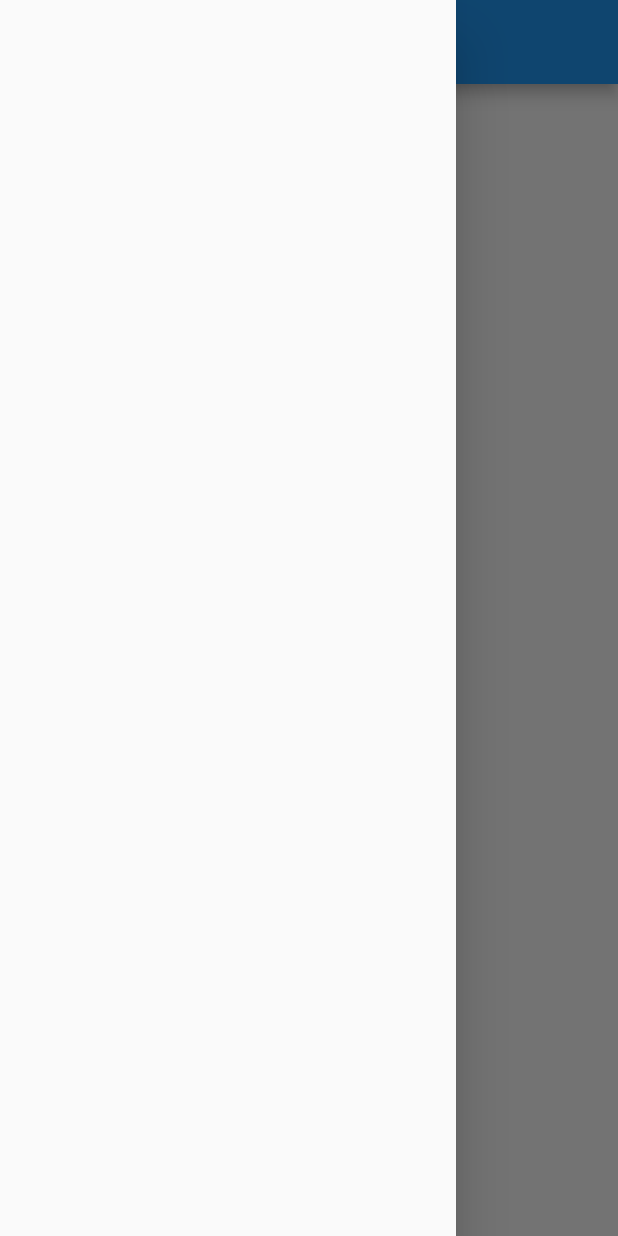
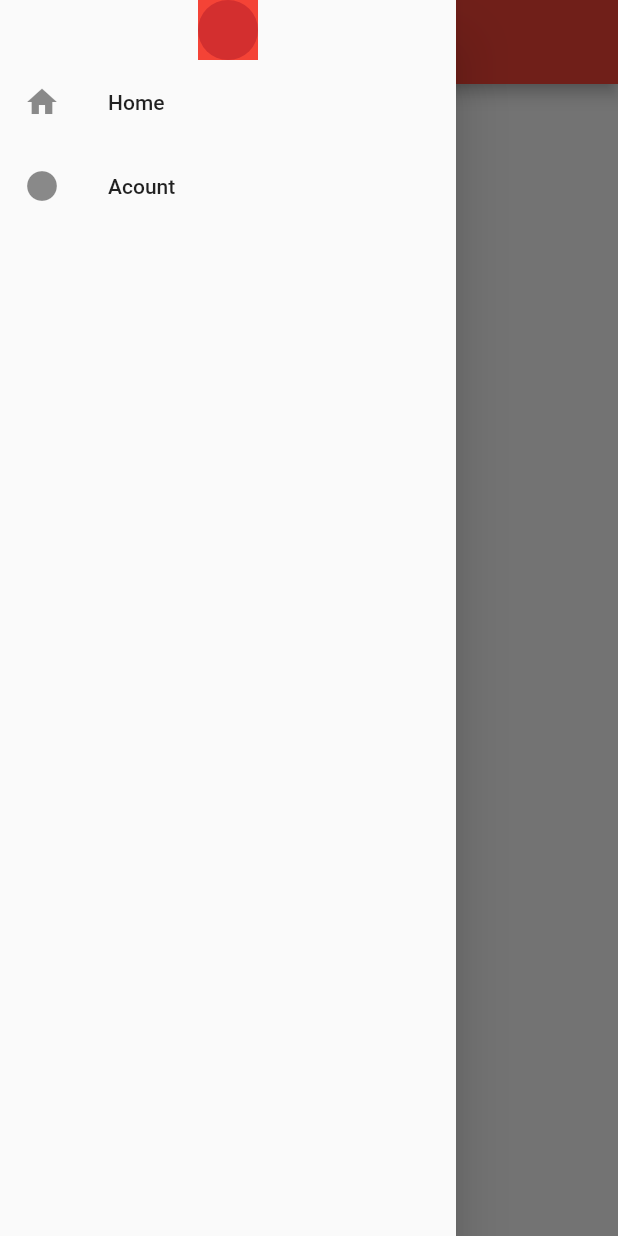
Before and after one commit to nicolau-np/HinarioCatolico, a Flutter app: the screen it shows after launch, with the side drawer open, on a phone screen of 412 x 824 dp. Run offline on Flutter 3.47's test engine with Material 2 defaults, Android fonts, the phone set to English and light mode, and no system bars.

Commit message:
adicionando items do drawer

```diff
--- a/lib/main.dart
+++ b/lib/main.dart
@@ -1,6 +1,5 @@
 import 'package:flutter/material.dart';
 import 'package:hinario_catolico/screens/home_page.dart';
-import 'package:hinario_catolico/widgets/drawer_screen.dart';
 
 void main() {
   runApp(MyApp());
@@ -14,7 +13,7 @@ class MyApp extends StatelessWidget {
       debugShowCheckedModeBanner: false,
       title: 'Flutter Demo',
       theme: ThemeData(
-        primarySwatch: Colors.blue,
+        primarySwatch: Colors.red,
         visualDensity: VisualDensity.adaptivePlatformDensity,
       ),
       initialRoute: '/home',
--- a/lib/widgets/drawer_screen.dart
+++ b/lib/widgets/drawer_screen.dart
@@ -6,7 +6,20 @@ class DrawerScreen extends StatelessWidget {
     return Drawer(
       child: Column(
         children: [
+          Container(
+            color: Colors.red,
+            child: CircleAvatar(
 
+            ),
+          ),
+          ListTile(
+            leading: Icon(Icons.home),
+            title: Text("Home"),
+          ),
+          ListTile(
+            leading: Icon(Icons.circle),
+            title: Text("Acount"),
+          ),
         ],
       ),
     );
```
Also changed, not shown: assets/orante.png (added).
